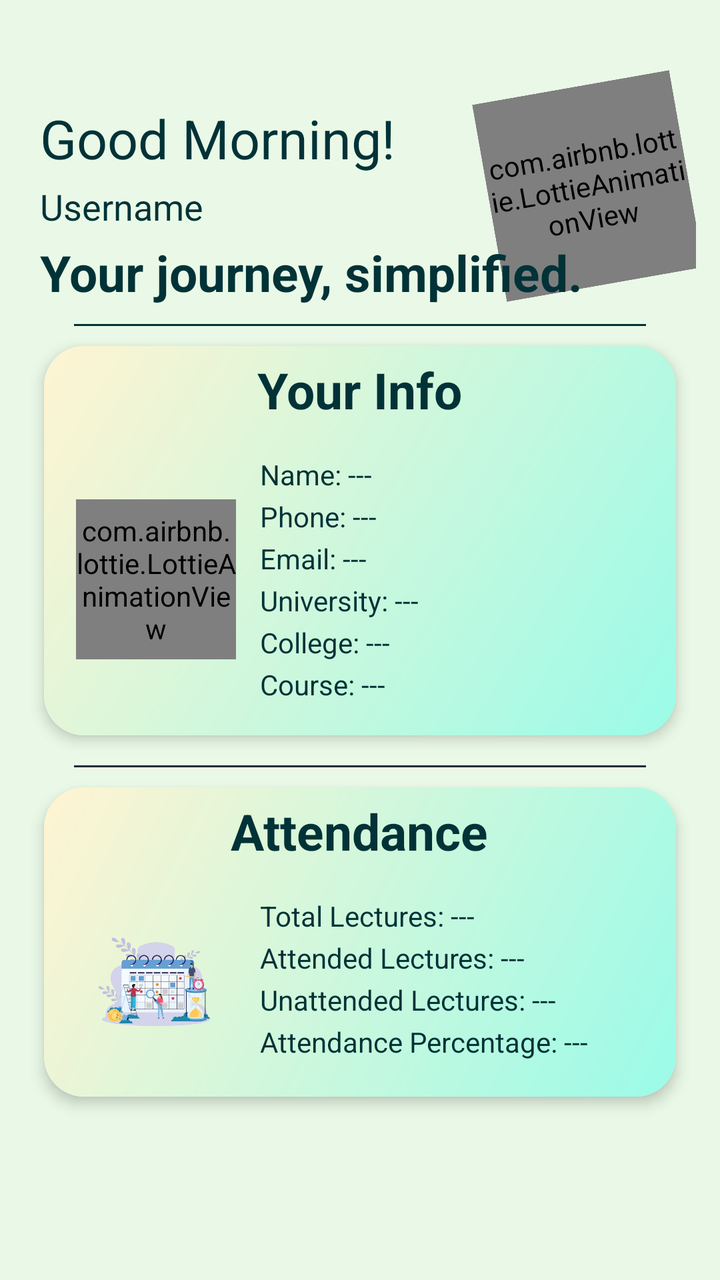
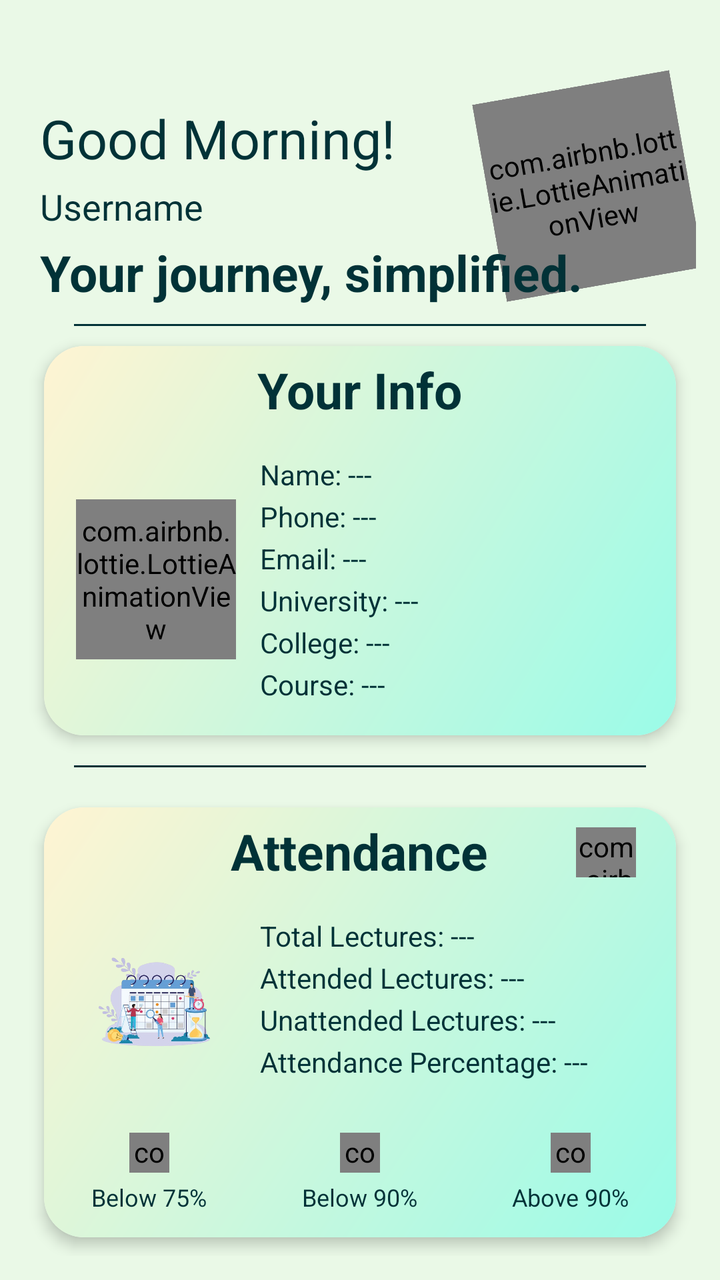

An Android layout rendered at two revisions. The XML below is the earlier revision; the diff shows what the commit changed to produce the second picture.
<!-- AndroidManifest.xml: application theme Theme.UniGo -->
<!-- res/layout/dashboard.xml -->
<?xml version="1.0" encoding="utf-8"?>
<androidx.core.widget.NestedScrollView xmlns:android="http://schemas.android.com/apk/res/android"
    xmlns:app="http://schemas.android.com/apk/res-auto"
    android:layout_width="match_parent"
    android:layout_height="match_parent"
    android:fillViewport="true"
    android:padding="12dp">

    <RelativeLayout
        android:layout_width="match_parent"
        android:layout_height="wrap_content">

        <RelativeLayout
            android:id="@+id/welcomeRl"
            android:layout_width="match_parent"
            android:layout_height="wrap_content"
            android:layout_marginTop="15dp"
            android:layout_marginBottom="4dp">

            <TextView
                android:id="@+id/greetingstxt"
                android:layout_width="wrap_content"
                android:layout_height="wrap_content"
                android:layout_marginStart="8dp"
                android:layout_marginTop="24dp"
                android:text="Good Morning!"
                android:textColor="@color/text_primary"
                android:textSize="27sp" />

            <com.airbnb.lottie.LottieAnimationView
                android:id="@+id/lottie1"
                android:layout_width="100dp"
                android:layout_height="100dp"
                android:layout_alignParentEnd="true"
                android:layout_marginTop="16dp"
                android:layout_marginEnd="4dp"
                android:rotation="-10"
                app:lottie_autoPlay="true"
                app:lottie_loop="true"
                app:lottie_rawRes="@raw/dashlottie" />

            <TextView
                android:id="@+id/name"
                android:layout_width="wrap_content"
                android:layout_height="wrap_content"
                android:layout_below="@id/greetingstxt"
                android:layout_marginStart="8dp"
                android:layout_marginTop="4dp"
                android:text="Username"
                android:textColor="@color/text_primary"
                android:textSize="18sp" />

            <TextView
                android:id="@+id/tagline"
                android:layout_width="wrap_content"
                android:layout_height="wrap_content"
                android:layout_below="@id/name"
                android:layout_marginStart="8dp"
                android:layout_marginTop="4dp"
                android:text="Your journey, simplified."
                android:textColor="@color/text_primary"
                android:textSize="25sp"
                android:textStyle="bold"
                app:fontFamily="@font/cavet" />
        </RelativeLayout>

        <View
            android:id="@+id/div1"
            android:layout_width="match_parent"
            android:layout_height="1dp"
            android:layout_below="@id/welcomeRl"
            android:layout_marginStart="25dp"
            android:layout_marginTop="5dp"
            android:layout_marginEnd="25dp"
            android:background="@color/text_primary"

            />

        <androidx.cardview.widget.CardView
            android:id="@+id/usercard"
            android:layout_width="match_parent"
            android:layout_height="wrap_content"
            android:layout_below="@id/div1"
            android:layout_margin="10dp"
            android:clickable="true"
            android:focusable="true"
            android:foreground="?attr/selectableItemBackground"
            app:cardCornerRadius="20dp"
            app:cardElevation="4dp">

            <RelativeLayout
                android:layout_width="match_parent"
                android:layout_height="wrap_content"
                android:background="@drawable/custom_card">

                <TextView
                    android:id="@+id/Userinfotxt"
                    android:layout_width="wrap_content"
                    android:layout_height="wrap_content"
                    android:layout_centerHorizontal="true"
                    android:layout_marginTop="5dp"
                    android:text="Your Info"
                    android:textColor="@color/text_primary"
                    android:textSize="25sp"
                    android:textStyle="bold"
                    app:fontFamily="@font/cavet" />

                <LinearLayout
                    android:layout_width="match_parent"
                    android:layout_height="wrap_content"
                    android:layout_below="@id/Userinfotxt"
                    android:gravity="center_vertical"
                    android:orientation="horizontal"
                    android:padding="16dp">

                    
                    <com.airbnb.lottie.LottieAnimationView
                        android:id="@+id/lottie2"
                        android:layout_width="80dp"
                        android:layout_height="80dp"
                        android:layout_marginEnd="12dp"
                        app:lottie_autoPlay="true"
                        app:lottie_loop="true"
                        app:lottie_rawRes="@raw/useri" />


                    
                    <LinearLayout
                        android:layout_width="0dp"
                        android:layout_height="wrap_content"
                        android:layout_weight="1"
                        android:orientation="vertical">

                        <TextView
                            android:id="@+id/infoname"
                            android:layout_width="wrap_content"
                            android:layout_height="wrap_content"
                            android:layout_marginBottom="2dp"
                            android:text="Name: ---"
                            android:textColor="@color/text_primary"
                            android:textSize="14sp" />

                        <TextView
                            android:id="@+id/infophone"
                            android:layout_width="wrap_content"
                            android:layout_height="wrap_content"
                            android:layout_marginBottom="2dp"
                            android:text="Phone: ---"
                            android:textColor="@color/text_primary"
                            android:textSize="14sp" />

                        <TextView
                            android:id="@+id/infoemail"
                            android:layout_width="wrap_content"
                            android:layout_height="wrap_content"
                            android:layout_marginBottom="2dp"
                            android:text="Email: ---"
                            android:textColor="@color/text_primary"
                            android:textSize="14sp" />

                        <TextView
                            android:id="@+id/infouni"
                            android:layout_width="wrap_content"
                            android:layout_height="wrap_content"
                            android:layout_marginBottom="2dp"
                            android:text="University: ---"
                            android:textColor="@color/text_primary"
                            android:textSize="14sp" />

                        <TextView
                            android:id="@+id/infocollege"
                            android:layout_width="wrap_content"
                            android:layout_height="wrap_content"
                            android:layout_marginBottom="2dp"
                            android:text="College: ---"
                            android:textColor="@color/text_primary"
                            android:textSize="14sp" />

                        <TextView
                            android:id="@+id/infocourse"
                            android:layout_width="wrap_content"
                            android:layout_height="wrap_content"
                            android:text="Course: ---"
                            android:textColor="@color/text_primary"
                            android:textSize="14sp" />
                    </LinearLayout>

                </LinearLayout>
            </RelativeLayout>
        </androidx.cardview.widget.CardView>

        <View
            android:id="@+id/div2"
            android:layout_width="match_parent"
            android:layout_height="1dp"
            android:layout_below="@id/usercard"
            android:layout_marginStart="25dp"
            android:layout_marginTop="5dp"
            android:layout_marginEnd="25dp"
            android:background="@color/text_primary" />

        <androidx.cardview.widget.CardView
            android:id="@+id/attendanceCard"
            android:layout_width="match_parent"
            android:layout_height="wrap_content"
            android:layout_below="@id/div2"
            android:layout_margin="10dp"
            android:clickable="true"
            android:focusable="true"
            android:foreground="?attr/selectableItemBackground"
            app:cardCornerRadius="20dp"
            app:cardElevation="4dp">

            <RelativeLayout
                android:layout_width="match_parent"
                android:layout_height="match_parent"
                android:background="@drawable/custom_card">

                <TextView
                    android:id="@+id/Attendancetxt"
                    android:layout_width="wrap_content"
                    android:layout_height="wrap_content"
                    android:layout_centerHorizontal="true"
                    android:layout_marginTop="5dp"
                    android:text="Attendance"
                    android:textColor="@color/text_primary"
                    android:textSize="25sp"
                    android:textStyle="bold"
                    app:fontFamily="@font/cavet" />

                <com.airbnb.lottie.LottieAnimationView
                    android:id="@+id/green"
                    android:layout_width="30dp"
                    android:layout_height="25dp"
                    android:layout_alignParentEnd="true"
                    android:layout_marginTop="10dp"
                    android:layout_marginEnd="20dp"
                    app:lottie_rawRes="@raw/greenindi"
                    app:lottie_autoPlay="true"
                    app:lottie_loop="true"
                    android:visibility="invisible"
                    />

                <LinearLayout
                    android:layout_width="match_parent"
                    android:layout_height="wrap_content"
                    android:layout_below="@id/Attendancetxt"
                    android:gravity="center_vertical"
                    android:orientation="horizontal"
                    android:padding="16dp">

                    
                    <ImageView
                        android:id="@+id/img1"
                        android:layout_width="80dp"
                        android:layout_height="80dp"
                        android:layout_marginEnd="12dp"
                        android:src="@drawable/attendance" />

                    
                    <LinearLayout
                        android:layout_width="0dp"
                        android:layout_height="wrap_content"
                        android:layout_weight="1"
                        android:orientation="vertical">

                        <TextView
                            android:id="@+id/TotalLectures"
                            android:layout_width="wrap_content"
                            android:layout_height="wrap_content"
                            android:layout_marginBottom="2dp"
                            android:text="Total Lectures: ---"
                            android:textColor="@color/text_primary"
                            android:textSize="14sp" />

                        <TextView
                            android:id="@+id/attended"
                            android:layout_width="wrap_content"
                            android:layout_height="wrap_content"
                            android:layout_marginBottom="2dp"
                            android:text="Attended Lectures: ---"
                            android:textColor="@color/text_primary"
                            android:textSize="14sp" />

                        <TextView
                            android:id="@+id/Absentlecutre"
                            android:layout_width="wrap_content"
                            android:layout_height="wrap_content"
                            android:layout_marginBottom="2dp"
                            android:text="Unattended Lectures: ---"
                            android:textColor="@color/text_primary"
                            android:textSize="14sp" />

                        <TextView
                            android:id="@+id/percentage"
                            android:layout_width="wrap_content"
                            android:layout_height="wrap_content"
                            android:layout_marginBottom="2dp"
                            android:text="Attendance Percentage: ---"
                            android:textColor="@color/text_primary"
                            android:textSize="14sp" />


                    </LinearLayout>

                </LinearLayout>
            </RelativeLayout>
        </androidx.cardview.widget.CardView>

        
        
        
        
        
        
        
        
        
        

        <ProgressBar
            android:id="@+id/Progress"
            android:layout_width="40dp"
            android:layout_height="40dp"
            android:layout_centerInParent="true"
            android:indeterminateDrawable="@drawable/progressbar"
            android:visibility="gone" />

    </RelativeLayout>

</androidx.core.widget.NestedScrollView>
<!-- resources referenced by this layout -->
<resources>
  <color name="text_primary">#013237</color>
  <!-- drawable attendance: png bitmap (drawable, 208285 bytes) -->
  <!-- drawable custom_card (drawable) -->
  <?xml version="1.0" encoding="utf-8"?>
  <shape xmlns:android="http://schemas.android.com/apk/res/android"
      android:shape="rectangle">
  
      <gradient
          android:startColor="#9AFBE8"
          android:endColor="#FFF4D2"
          android:angle="135"/>
  </shape>
  <!-- drawable progressbar (drawable) -->
  <?xml version="1.0" encoding="utf-8"?>
  <rotate xmlns:android="http://schemas.android.com/apk/res/android"
      android:fromDegrees="0"
      android:toDegrees="360"
      android:pivotX="50%"
      android:pivotY="50%">
  
      <shape
          android:shape="ring"
          android:useLevel="false"
          android:innerRadiusRatio="4"
          android:thickness="4dp">
  
          <gradient
              android:type="sweep"
              android:startColor="#EAF9E7"
              android:centerColor="#4CA771"
              android:endColor="#013237"
              android:useLevel="false"/>
  
      </shape>
  </rotate>
  <style name="Theme.UniGo" parent="Theme.MaterialComponents.Light.NoActionBar">
  
          
          <item name="colorPrimary">@color/mint_primary</item>
          <item name="colorPrimaryVariant">@color/mint_dark</item>
          <item name="colorOnPrimary">@color/mint_light</item>
  
          
          <item name="android:windowBackground">@color/mint_light</item>
          <item name="colorSurface">@color/mint_soft</item>
  
          <item name="appBackground">@color/mint_light</item>
          <item name="appSurface">@color/mint_soft</item>
  
          
          <item name="android:textColorPrimary">@color/text_primary</item>
          <item name="fontFamily">@font/lexend</item>
  
          
          <item name="android:statusBarColor">@color/mint_dark</item>
          <item name="android:windowLightStatusBar">true</item>
  
      </style>
  <color name="mint_primary">#4CA771</color>
  <color name="mint_dark">#013237</color>
  <color name="mint_light">#EAF9E7</color>
  <color name="mint_soft">#C0E6BA</color>
</resources>

<!-- the commit's change to res/layout/dashboard.xml (unified diff, before → after) -->
@@ -6,9 +6,10 @@
     android:fillViewport="true"
     android:padding="12dp">
 
-    <RelativeLayout
+    <LinearLayout
         android:layout_width="match_parent"
-        android:layout_height="wrap_content">
+        android:layout_height="wrap_content"
+        android:orientation="vertical">
 
         <RelativeLayout
             android:id="@+id/welcomeRl"
@@ -197,6 +198,7 @@
             android:layout_marginStart="25dp"
             android:layout_marginTop="5dp"
             android:layout_marginEnd="25dp"
+            android:layout_marginBottom="10dp"
             android:background="@color/text_primary" />
 
         <androidx.cardview.widget.CardView
@@ -213,7 +215,7 @@
 
             <RelativeLayout
                 android:layout_width="match_parent"
-                android:layout_height="match_parent"
+                android:layout_height="wrap_content"
                 android:background="@drawable/custom_card">
 
                 <TextView
@@ -229,19 +231,17 @@
                     app:fontFamily="@font/cavet" />
 
                 <com.airbnb.lottie.LottieAnimationView
-                    android:id="@+id/green"
+                    android:id="@+id/attendindicator"
                     android:layout_width="30dp"
                     android:layout_height="25dp"
                     android:layout_alignParentEnd="true"
                     android:layout_marginTop="10dp"
                     android:layout_marginEnd="20dp"
-                    app:lottie_rawRes="@raw/greenindi"
                     app:lottie_autoPlay="true"
-                    app:lottie_loop="true"
-                    android:visibility="invisible"
-                    />
+                    app:lottie_loop="true" />
 
                 <LinearLayout
+                    android:id="@+id/info"
                     android:layout_width="match_parent"
                     android:layout_height="wrap_content"
                     android:layout_below="@id/Attendancetxt"
@@ -304,8 +304,94 @@
                     </LinearLayout>
 
                 </LinearLayout>
+
+                <LinearLayout
+                    android:id="@+id/note"
+                    android:layout_width="match_parent"
+                    android:layout_height="wrap_content"
+                    android:layout_below="@id/info"
+                    android:gravity="center"
+                    android:orientation="horizontal"
+                    android:paddingTop="8dp"
+                    android:paddingBottom="12dp">
+
+                    
+                    <LinearLayout
+                        android:layout_width="0dp"
+                        android:layout_height="wrap_content"
+                        android:layout_weight="1"
+                        android:gravity="center"
+                        android:orientation="vertical">
+
+                        <com.airbnb.lottie.LottieAnimationView
+                            android:layout_width="20dp"
+                            android:layout_height="20dp"
+                            app:lottie_autoPlay="true"
+                            app:lottie_loop="true"
+                            app:lottie_rawRes="@raw/redindi" />
+
+                        <TextView
+                            android:layout_width="wrap_content"
+                            android:layout_height="wrap_content"
+                            android:layout_marginTop="4dp"
+                            android:text="Below 75%"
+                            android:textColor="@color/text_primary"
+                            android:textSize="12sp" />
+                    </LinearLayout>
+
+                    
+                    <LinearLayout
+                        android:layout_width="0dp"
+                        android:layout_height="wrap_content"
+                        android:layout_weight="1"
+                        android:gravity="center"
+                        android:orientation="vertical">
+
+                        <com.airbnb.lottie.LottieAnimationView
+                            android:layout_width="20dp"
+                            android:layout_height="20dp"
+                            app:lottie_autoPlay="true"
+                            app:lottie_loop="true"
+                            app:lottie_rawRes="@raw/yellowindi" />
+
+                        <TextView
+                            android:layout_width="wrap_content"
+                            android:layout_height="wrap_content"
+                            android:layout_marginTop="4dp"
+                            android:text="Below 90%"
+                            android:textColor="@color/text_primary"
+                            android:textSize="12sp" />
+                    </LinearLayout>
+
+                    
+                    <LinearLayout
+                        android:layout_width="0dp"
+                        android:layout_height="wrap_content"
+                        android:layout_weight="1"
+                        android:gravity="center"
+                        android:orientation="vertical">
+
+                        <com.airbnb.lottie.LottieAnimationView
+                            android:layout_width="20dp"
+                            android:layout_height="20dp"
+                            app:lottie_autoPlay="true"
+                            app:lottie_loop="true"
+                            app:lottie_rawRes="@raw/greenindi" />
+
+                        <TextView
+                            android:layout_width="wrap_content"
+                            android:layout_height="wrap_content"
+                            android:layout_marginTop="4dp"
+                            android:text="Above 90%"
+                            android:textColor="@color/text_primary"
+                            android:textSize="12sp" />
+                    </LinearLayout>
+
+                </LinearLayout>
             </RelativeLayout>
+
         </androidx.cardview.widget.CardView>
+
 
         
         
@@ -326,6 +412,6 @@
             android:indeterminateDrawable="@drawable/progressbar"
             android:visibility="gone" />
 
-    </RelativeLayout>
+    </LinearLayout>
 
 </androidx.core.widget.NestedScrollView>
